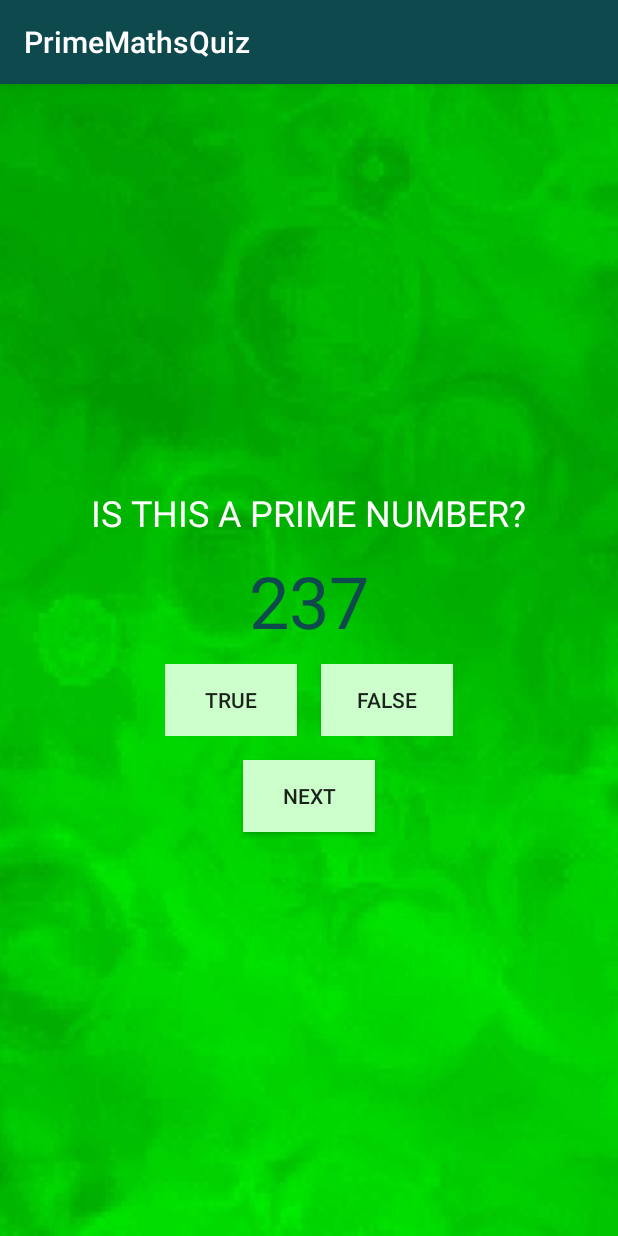
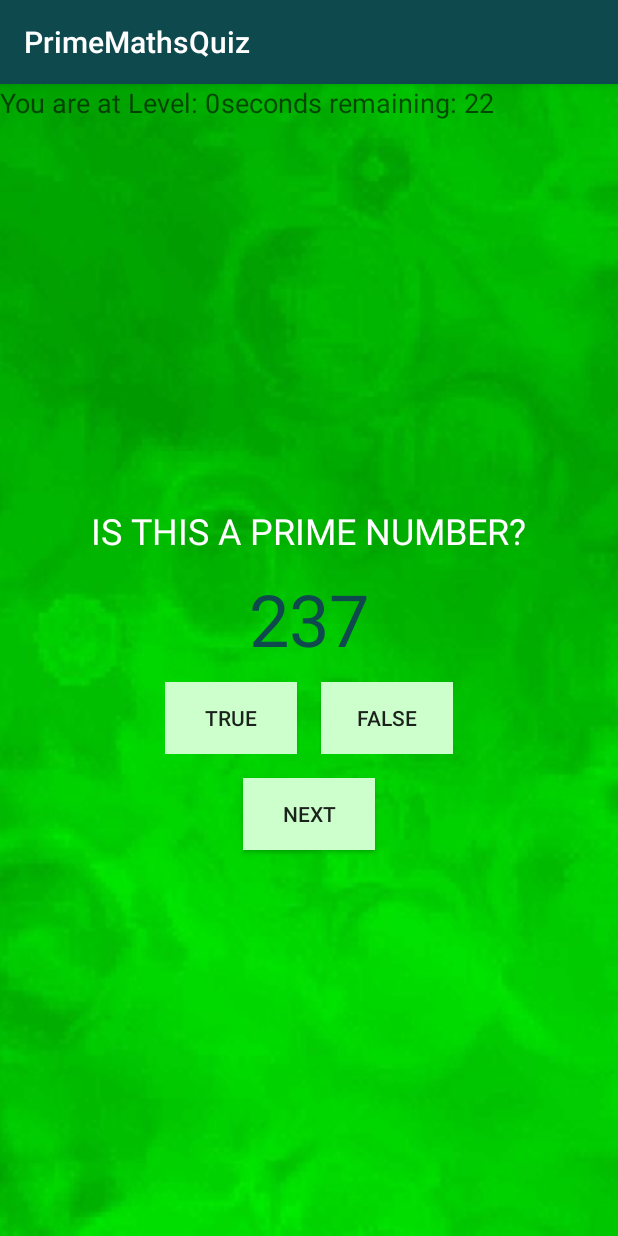
Before and after one commit to ankitameht/MobileComputing, an Android app: the screen it shows after launch (MainActivity), on a phone screen of 412 x 824 dp. Run offline under Robolectric (Android 15) with nearby library versions, the phone set to English and light mode, and no system bars.

Commit message:
Adding Level, Score

```diff
--- a/app/src/main/java/in/innovatehub/ankita_mehta/primemathsquiz/MainActivity.java
+++ b/app/src/main/java/in/innovatehub/ankita_mehta/primemathsquiz/MainActivity.java
@@ -1,6 +1,7 @@
 package in.innovatehub.ankita_mehta.primemathsquiz;
 
 import android.graphics.Color;
+import android.os.CountDownTimer;
 import android.support.v7.app.AppCompatActivity;
 import android.os.Bundle;
 import android.util.Log;
@@ -20,12 +21,16 @@ public class MainActivity extends AppCompatActivity {
     private Button mFalseButton;
     private Button mNextButton;
     private TextView mTV;
+    private TextView mTimer;
+    private TextView mLevel;
 
     /*Other Variables*/
     private String mNum;
+    private static Integer mScore = 0;
     /* static text variables*/
     private static final String TAG = "Math_Quiz";
     private static final String STATE_NUM = "Random_Number";
+    private static final String STATE_SCORE = "Score";
 
     /**
      * ATTENTION: This was auto-generated to implement the App Indexing API.
@@ -39,23 +44,53 @@ public class MainActivity extends AppCompatActivity {
         mTV = (TextView) findViewById(R.id.numberToSet);
         mTV.setText(rand_n);
     }
+    public void setTheLevel(Integer level){
+        Log.d(TAG, "Inside setTheLevel");
+        mLevel = (TextView) findViewById(R.id.level);
+        mLevel.setText("You are at Level: "+level.toString());
+    }
+
+    public CountDownTimer setTheTimer(){
+        Log.d(TAG, "Inside Set the timer");
+        mTimer = (TextView) findViewById(R.id.timer);
+        CountDownTimer c = new CountDownTimer(30000, 1000) {
+
+            public void onTick(long millisUntilFinished) {
+                mTimer.setText("seconds remaining: " + millisUntilFinished / 1000);
+            }
+
+            public void onFinish() {
+                mTimer.setText("done!");
+            }
+        };
+        c.start();
+        return c;
+    }
 
     @Override
     protected void onCreate(Bundle savedInstanceState){
         Log.d(TAG, "Inside onCreate");
         super.onCreate(savedInstanceState);
         setContentView(R.layout.activity_main);
+        final CountDownTimer[] c = new CountDownTimer[1];
         // Check whether we're recreating a previously destroyed instance
         if (savedInstanceState != null) {
             // Restore value of members from saved state
             //mCurrentScore = savedInstanceState.getInt(STATE_SCORE);
             mNum = savedInstanceState.getString(STATE_NUM);
+            mScore = savedInstanceState.getInt(STATE_SCORE);
             setTheView(mNum);
+            setTheLevel(mScore);
+            c[0] = setTheTimer();
+
         } else {
             // Probably initialize members with default values for a new instance
             //Set number as new question
             mNum = (new QuestionBank()).numberToSet();
+            mScore = 0;
             setTheView(mNum);
+            setTheLevel(mScore);
+            c[0] = setTheTimer();
         }
 
         //Button Functionality
@@ -66,6 +101,7 @@ public class MainActivity extends AppCompatActivity {
                 if((new QuestionBank().isPrime(mNum))) {
                     Toast toast = Toast.makeText(MainActivity.this, R.string.correct_toast, Toast.LENGTH_SHORT);
                     toast.show();
+                    mScore++;
                 }else{
                     Toast toast = Toast.makeText(MainActivity.this, R.string.incorrect_toast, Toast.LENGTH_SHORT);
                     toast.show();
@@ -83,6 +119,7 @@ public class MainActivity extends AppCompatActivity {
                 }else{
                     Toast toast = Toast.makeText(MainActivity.this, R.string.correct_toast, Toast.LENGTH_SHORT);
                     toast.show();
+                    mScore++;
                 }
             }
         });
@@ -91,6 +128,9 @@ public class MainActivity extends AppCompatActivity {
             public void onClick(View v) {
                 mNum = (new QuestionBank()).numberToSet();
                 setTheView(mNum);
+                setTheLevel(mScore);
+                c[0].cancel();
+                c[0] = setTheTimer();
             }
         });
     }
@@ -100,6 +140,7 @@ public class MainActivity extends AppCompatActivity {
         // Save the user's current game state
         //savedInstanceState.putInt(STATE_SCORE, mCurrentScore);
         savedInstanceState.putString(STATE_NUM, mNum);
+        savedInstanceState.putInt(STATE_SCORE, mScore);
         // Always call the superclass so it can save the view hierarchy state
         super.onSaveInstanceState(savedInstanceState);
     }
--- a/app/src/main/res/layout/activity_main.xml
+++ b/app/src/main/res/layout/activity_main.xml
@@ -3,11 +3,42 @@
     xmlns:tools="http://schemas.android.com/tools"
     android:layout_width="match_parent"
     android:layout_height="match_parent"
+    android:orientation="vertical"
+    android:gravity="center_vertical"
+    android:background="@drawable/background">
+
+
+
+    <LinearLayout
+        android:layout_width="match_parent"
+        android:layout_height="wrap_content"
+        android:layout_gravity="center_horizontal"
+        android:orientation="horizontal"
+        >
+        <TextView
+            android:layout_width="wrap_content"
+            android:layout_height="wrap_content"
+            android:textAppearance="?android:attr/textAppearanceMedium"
+            android:text="@string/Level_Label"
+            android:gravity="left"
+            android:id="@+id/level" />
+
+        <TextView
+            android:layout_width="wrap_content"
+            android:layout_height="wrap_content"
+            android:textAppearance="?android:attr/textAppearanceMedium"
+            android:text="@string/Level_Label"
+            android:gravity="right"
+            android:id="@+id/timer" />
+
+    </LinearLayout>
+
+
+    <LinearLayout
+        android:layout_width="match_parent"
+        android:layout_height="match_parent"
         android:gravity="center"
-    android:orientation="vertical"
-    android:background="@drawable/background"
-    android:scrollbarAlwaysDrawVerticalTrack="true">
-
+        android:orientation="vertical">
         <TextView
                 android:layout_width="wrap_content"
                 android:layout_height="wrap_content"
@@ -24,7 +55,6 @@
                 android:textSize="@dimen/activity_main_number"
                 android:textColor="@color/activity_main_number_color"
                 android:text="@string/numberToSet"
-            android:layout_gravity="center"
                 android:padding="@dimen/activity_main_ques_text_padding"/>
 
         <LinearLayout
@@ -56,5 +86,6 @@
             android:background="@color/button_color"
             android:layout_marginTop="@dimen/button_margin"
             android:text="@string/next_button"/>
+    </LinearLayout>
 
 </LinearLayout>
--- /dev/null
+++ b/app/src/main/res/values-small/strings.xml
@@ -0,0 +1,4 @@
+<?xml version="1.0" encoding="utf-8"?>
+<resources>
+    <string name="Level_Label">Level</string>
+</resources>
--- a/app/src/main/res/values-w820dp/strings.xml
+++ b/app/src/main/res/values-w820dp/strings.xml
@@ -11,4 +11,5 @@
     <string name="false_toast_text_color">#ff0000</string>
     <string name="next_button">Next</string>
     <string name="numberToSet">999</string>
+    <string name="Level_Label">Level</string>
 </resources>
--- a/app/src/main/res/values/strings.xml
+++ b/app/src/main/res/values/strings.xml
@@ -11,4 +11,5 @@
     <string name="false_toast_text_color">#ff0000</string>
     <string name="next_button">Next</string>
     <string name="numberToSet">999</string>
+    <string name="Level_Label">Level</string>
 </resources>
```
Also changed, not shown: 1 other file. Lines whose indentation alone changed are shown as unchanged.
